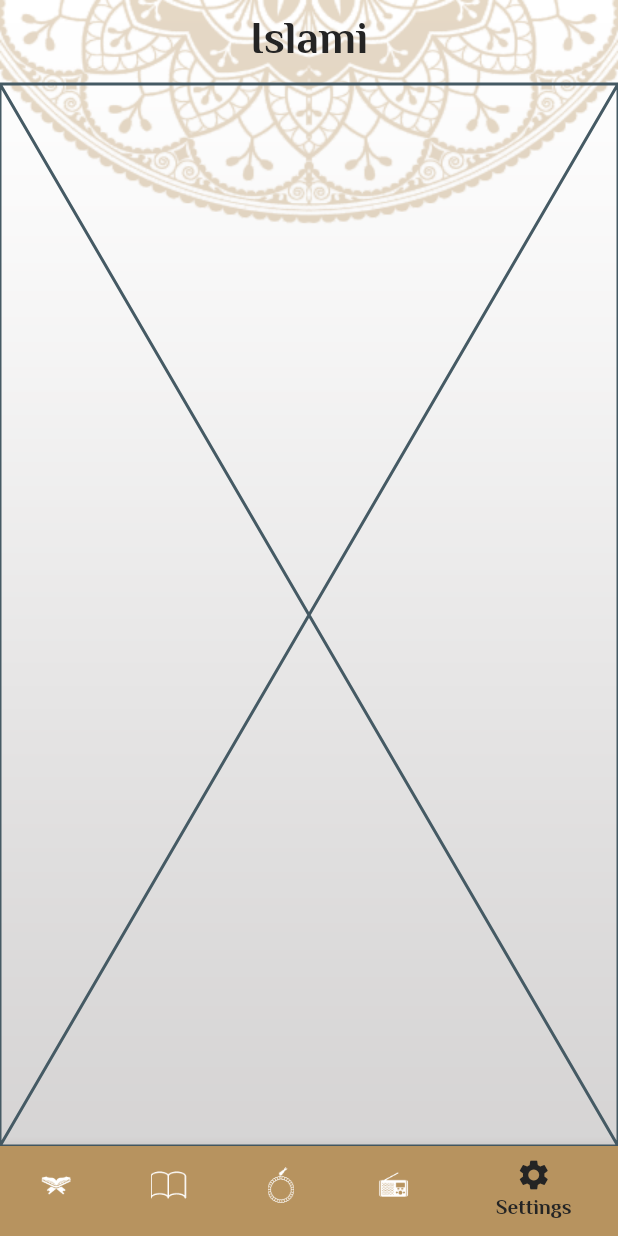
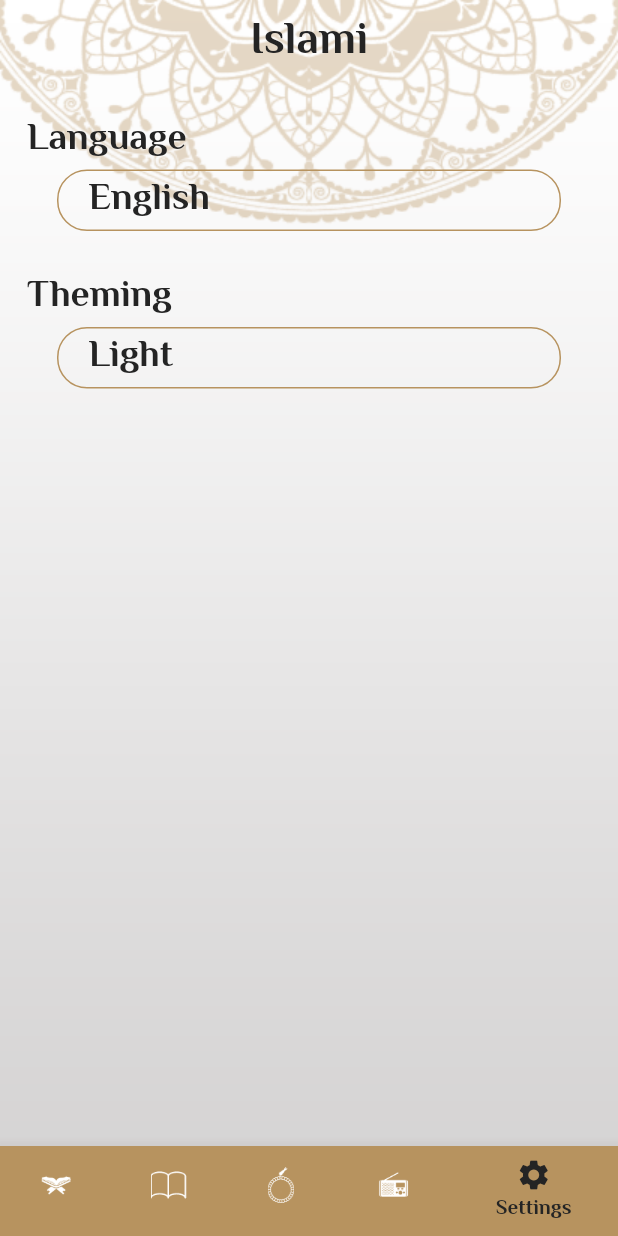
Before and after one commit to Habibaelmeshad23/taqwa_app, a Flutter app: the screen it shows after launch, item 5 of the bottom bar chosen, on a phone screen of 412 x 824 dp. Run offline on Flutter 3.47's test engine with Material 2 defaults, Android fonts, the phone set to English and light mode, and no system bars; our stand-ins replace carousel_slider, google_fonts; generated files the repository leaves out were written again.

```diff
--- /dev/null
+++ b/l10n.yaml
@@ -0,0 +1,3 @@
+arb-dir: lib/l10n
+template-arb-file: app_en.arb
+output-localization-file: app_localizations.dart
--- a/lib/islami_app/home.dart
+++ b/lib/islami_app/home.dart
@@ -7,6 +7,7 @@ import 'package:flutter_apps/islami_app/tabs/radio_tab.dart';
 import 'package:flutter_apps/islami_app/tabs/sebha_tab.dart';
 import 'package:flutter_apps/islami_app/tabs/settings_tab.dart';
 import 'package:google_fonts/google_fonts.dart';
+import 'package:flutter_gen/gen_l10n/app_localizations.dart';
 
 class HomeScreen extends StatefulWidget {
 static const String routeName= "Home";
@@ -41,7 +42,7 @@ int index= 0;
               backgroundColor: MyThemeData.primaryColor ),
               BottomNavigationBarItem(
                   icon: ImageIcon(AssetImage("assets/images/ahadeth.png")),
-                  label: "Ahadeth",
+                  label: AppLocalizations.of(context)!.ahadeth,
                   backgroundColor: MyThemeData.primaryColor),
               BottomNavigationBarItem(
                   icon: ImageIcon(AssetImage("assets/images/sebha.png")),
@@ -58,7 +59,8 @@ int index= 0;
 
             ],),
           appBar: AppBar(
-            title: Text("Islami",style: Theme.of(context).
+            title: Text(AppLocalizations.of(context)!.appTitle,
+              style: Theme.of(context).
               textTheme.bodyLarge,),
           ),
           body:tabs[index] ,
--- a/lib/main.dart
+++ b/lib/islami_app/main.dart
@@ -3,11 +3,12 @@ import 'dart:async';
 import 'package:flutter/material.dart';
 import 'package:flutter_apps/islami_app/my_theme_data.dart';
 import 'package:google_fonts/google_fonts.dart';
-
-import 'islami_app/hadeth_details.dart';
-import 'islami_app/home.dart';
-import 'islami_app/sura_datails.dart';
-
+import 'package:flutter_localizations/flutter_localizations.dart';
+import 'hadeth_details.dart';
+import 'home.dart';
+import 'sura_datails.dart';
+import 'package:flutter_gen/gen_l10n/app_localizations.dart';
+import 'package:carousel_slider/carousel_slider.dart';
 void main(){
   runApp(MyApp());
 }
@@ -15,6 +16,9 @@ class MyApp extends StatelessWidget{
   @override
   Widget build(BuildContext context) {
     return MaterialApp(
+        localizationsDelegates: AppLocalizations.localizationsDelegates,
+        supportedLocales: AppLocalizations.supportedLocales,
+      locale: Locale("en"),
       debugShowCheckedModeBanner: false,
       initialRoute:SplashScreen.routeName ,
       routes: {
@@ -22,6 +26,8 @@ class MyApp extends StatelessWidget{
         HomeScreen.routeName:(context) => HomeScreen(),
         SuraDetails.routeName:(context) => SuraDetails(),
         HadethDetails.routeName:(context) => HadethDetails(),
+
+
 
 
       },
--- a/lib/islami_app/tabs/ahadeth_tab.dart
+++ b/lib/islami_app/tabs/ahadeth_tab.dart
@@ -5,6 +5,7 @@ import 'package:flutter_apps/islami_app/hadeth_details.dart';
 import 'package:flutter_apps/islami_app/hadeth_model.dart';
 
 import '../my_theme_data.dart';
+import 'package:flutter_gen/gen_l10n/app_localizations.dart';
 
 class AhadethTab extends StatefulWidget {
 
@@ -28,7 +29,7 @@ class _AhadethTabState extends State<AhadethTab> {
             color: MyThemeData.primaryColor,
             thickness: 3,
           ),
-          Text("Ahadeth",
+          Text(AppLocalizations.of(context)!.ahadeth,
             style: Theme.of(context).textTheme.bodyMedium?.copyWith(
                 color: MyThemeData.blackColor
             ),),
--- a/lib/islami_app/tabs/quran_tab.dart
+++ b/lib/islami_app/tabs/quran_tab.dart
@@ -2,6 +2,7 @@ import 'package:flutter/cupertino.dart';
 import 'package:flutter/material.dart';
 import 'package:flutter_apps/islami_app/my_theme_data.dart';
 import 'package:flutter_apps/islami_app/sura_model.dart';
+import 'package:flutter_gen/gen_l10n/app_localizations.dart';
 
 import '../sura_datails.dart';
 
@@ -27,7 +28,7 @@ class QuranTab extends StatelessWidget {
             color: MyThemeData.primaryColor,
             thickness: 3,
           ),
-          Text("Sura Name",
+          Text(AppLocalizations.of(context)!.suraNames,
             style: Theme.of(context).textTheme.bodyMedium?.copyWith(
               color: MyThemeData.blackColor
             ),),
--- a/lib/islami_app/tabs/sebha_tab.dart
+++ b/lib/islami_app/tabs/sebha_tab.dart
@@ -55,6 +55,8 @@ class _SebhaTabState extends State<SebhaTab> {
           ),
           SizedBox(height: 15,),
           Container(
+
+
             decoration: BoxDecoration(
               borderRadius: BorderRadius.circular(25),
               color: MyThemeData.primaryColor,
--- a/lib/islami_app/tabs/settings_tab.dart
+++ b/lib/islami_app/tabs/settings_tab.dart
@@ -1,10 +1,106 @@
 import 'package:flutter/cupertino.dart';
+import 'package:flutter/material.dart';
+import 'package:flutter_apps/islami_app/my_theme_data.dart';
 
-class SettingsTab extends StatelessWidget {
+class SettingsTab extends StatefulWidget {
   const SettingsTab({super.key});
 
   @override
+  State<SettingsTab> createState() => _SettingsTabState();
+}
+
+class _SettingsTabState extends State<SettingsTab> {
+  @override
   Widget build(BuildContext context) {
-    return const Placeholder();
+    return Padding(
+      padding: const EdgeInsets.all(18.0),
+      child: Column(
+        crossAxisAlignment: CrossAxisAlignment.start,
+        children: [
+          Text("Language",
+          style: TextStyle(
+            color: MyThemeData.blackColor
+          ),),
+          InkWell(
+            onTap: () {
+              showLanguageBottomSheet();
+            },
+            child: Container(
+              margin:EdgeInsets.symmetric(
+                  horizontal: 20),
+              padding: EdgeInsets.symmetric(
+                horizontal: 20),
+              width: double.infinity,
+              decoration: BoxDecoration(
+                borderRadius: BorderRadius.circular(20),
+                border: Border.all(color: MyThemeData.primaryColor)
+              ),
+              child: Text("English",
+                style: TextStyle(
+                    color: MyThemeData.blackColor
+                ),),
+            ),
+          ),
+          SizedBox(
+            height: 25,),
+          Text("Theming",
+            style: TextStyle(
+                color: MyThemeData.blackColor
+            ),),
+          InkWell(
+            onTap: () {
+              showThemingBottomSheet();
+            },
+            child: Container(
+              margin:EdgeInsets.symmetric(
+                  horizontal: 20),
+              padding: EdgeInsets.symmetric(
+                  horizontal: 20),
+              width: double.infinity,
+              decoration: BoxDecoration(
+                  borderRadius: BorderRadius.circular(20),
+                  border: Border.all(color: MyThemeData.primaryColor)
+              ),
+              child: Text("Light",
+                style: TextStyle(
+                    color: MyThemeData.blackColor
+                ),),
+            ),
+          )
+        ],
+      ),
+    );
   }
+
+  showLanguageBottomSheet(){
+    showModalBottomSheet(context: context,
+        isScrollControlled: true,
+        shape: OutlineInputBorder(
+          borderSide: BorderSide(
+            color: Colors.transparent
+          ),
+          borderRadius: BorderRadius.only(
+            topLeft: Radius.circular(15),topRight: Radius.circular(15)
+          )
+        ),
+        builder:(context) => Container(
+         height: MediaQuery.of(context).size.height*.5,
+        ));
+  }
+  showThemingBottomSheet(){
+    showModalBottomSheet(context: context,
+        isScrollControlled: true,
+        shape: OutlineInputBorder(
+            borderSide: BorderSide(
+                color: Colors.transparent
+            ),
+            borderRadius: BorderRadius.only(
+                topLeft: Radius.circular(15),topRight: Radius.circular(15)
+            )
+        ),
+        builder:(context) => Container(
+          height: MediaQuery.of(context).size.height*.5,
+        ));
+  }
+
 }
--- /dev/null
+++ b/lib/l10n/app_ar.arb
@@ -0,0 +1,5 @@
+{
+  "appTitle": "اسلامي",
+  "suraNames": "اسم السورة",
+  "ahadeth": "الاحاديث"
+}
--- /dev/null
+++ b/lib/l10n/app_en.arb
@@ -0,0 +1,5 @@
+{
+  "appTitle": "Islami",
+  "suraNames": "Sura Names",
+  "ahadeth": "Ahadeth"
+}
--- a/pubspec.yaml
+++ b/pubspec.yaml
@@ -30,6 +30,7 @@ environment:
 dependencies:
   flutter:
     sdk: flutter
+  carousel_slider: ^4.2.1
 
 
   # The following adds the Cupertino Icons font to your application.
@@ -37,6 +38,9 @@ dependencies:
   cupertino_icons: ^1.0.2
   google_fonts: ^5.1.0
   fancy_shimmer_image: ^2.0.3
+  flutter_localizations:
+    sdk: flutter
+  intl: ^0.18.0
 
 dev_dependencies:
   flutter_test:
@@ -54,7 +58,7 @@ dev_dependencies:
 
 # The following section is specific to Flutter packages.
 flutter:
-
+  generate: true # Add this line
   # The following line ensures that the Material Icons font is
   # included with your application, so that you can use the icons in
   # the material Icons class.
```
Also changed, not shown: pubspec.lock, 1 other file.
